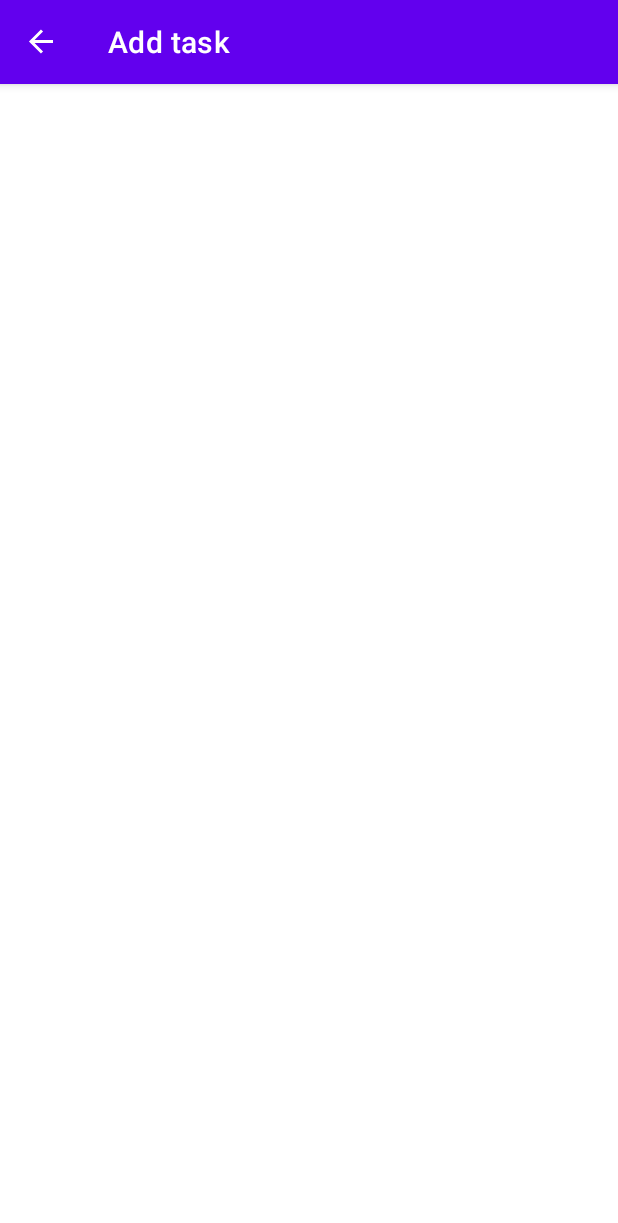
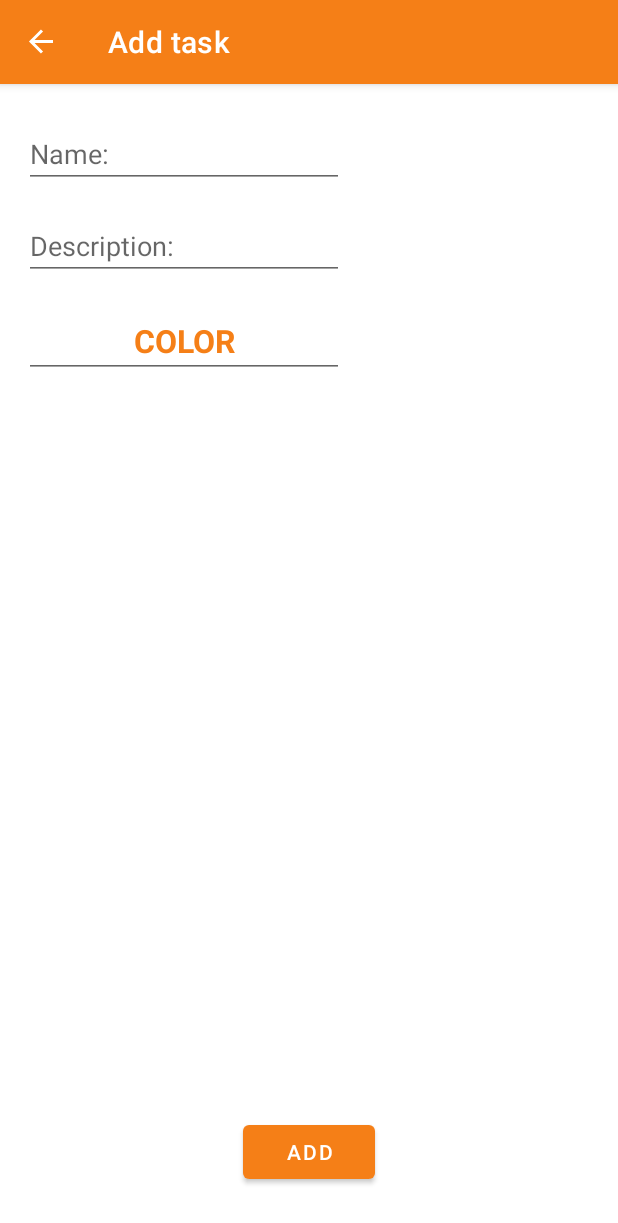
Before and after one commit to flaviu2001/Deprocrastinator, an Android app: the AddTaskFragment screen opened through its navigation route, on a phone screen of 412 x 824 dp. Shown: the top 1223 px of the screen. Run offline under Robolectric (Android 15) with nearby library versions, the phone set to English and light mode, and no system bars; our stand-ins replace Room's generated code, data binding, navigation-ui; libraries missing offline, so code that uses them is left out: com.jaredrummler.android.

Commit message:
Can add tasks and added XP table

```diff
--- a/app/build.gradle
+++ b/app/build.gradle
@@ -1,6 +1,7 @@
 plugins {
     id 'com.android.application'
     id 'kotlin-android'
+    id 'kotlin-android-extensions'
     id 'kotlin-kapt'
 }
 
@@ -54,6 +55,8 @@ dependencies {
     androidTestImplementation 'androidx.test.ext:junit:1.1.2'
     androidTestImplementation 'androidx.test.espresso:espresso-core:3.3.0'
     implementation "androidx.room:room-ktx:$version_room"
+    kapt "androidx.room:room-compiler:$version_room"
+    implementation 'androidx.lifecycle:lifecycle-extensions:2.2.0'
     // Navigation
     implementation "androidx.navigation:navigation-fragment-ktx:$version_navigation"
     implementation "androidx.navigation:navigation-ui-ktx:$version_navigation"
@@ -62,4 +65,6 @@ dependencies {
     // Coroutines
     implementation "org.jetbrains.kotlinx:kotlinx-coroutines-core:$version_kotlin_coroutines"
     implementation "org.jetbrains.kotlinx:kotlinx-coroutines-android:$version_kotlin_coroutines"
+    // Color Picker
+    implementation 'com.jaredrummler:colorpicker:1.1.0'
 }
--- a/app/src/main/java/com/enigmatix/deprocrastinator/addtask/AddTaskFragment.kt
+++ b/app/src/main/java/com/enigmatix/deprocrastinator/addtask/AddTaskFragment.kt
@@ -6,20 +6,52 @@ import android.view.View
 import android.view.ViewGroup
 import androidx.fragment.app.Fragment
 import androidx.lifecycle.ViewModelProvider
+import androidx.navigation.fragment.findNavController
+import com.enigmatix.deprocrastinator.R
+import com.enigmatix.deprocrastinator.database.TaskDatabase
 import com.enigmatix.deprocrastinator.databinding.AddTaskFragmentBinding
+import com.google.android.material.snackbar.Snackbar
+import com.jaredrummler.android.colorpicker.ColorPickerDialog
+import com.jaredrummler.android.colorpicker.ColorPickerDialogListener
 
 class AddTaskFragment : Fragment() {
     private lateinit var binding: AddTaskFragmentBinding
     private lateinit var viewModel: AddTaskViewModel
+    var itemColor = 0
 
     override fun onCreateView(
         inflater: LayoutInflater, container: ViewGroup?,
         savedInstanceState: Bundle?
     ): View {
         binding = AddTaskFragmentBinding.inflate(inflater)
-        viewModel = ViewModelProvider(this).get(AddTaskViewModel::class.java)
+        binding.lifecycleOwner = this
+        viewModel = ViewModelProvider(this, AddTaskViewModelFactory(TaskDatabase.getInstance(requireContext()).taskDatabaseDao)).get(AddTaskViewModel::class.java)
         binding.viewModel = viewModel
+        itemColor = requireContext().getColor(R.color.yellow_500)
+        binding.colorEdit.setOnClickListener{
+            val colorPickerDialog = ColorPickerDialog.newBuilder()
+                .setDialogType(ColorPickerDialog.TYPE_PRESETS)
+                .setColor(itemColor)
+                .create()
+            colorPickerDialog.setColorPickerDialogListener(object: ColorPickerDialogListener {
+                override fun onColorSelected(dialogId: Int, color: Int) {
+                    itemColor = color
+                    binding.colorEdit.setTextColor(color)
+                }
+                override fun onDialogDismissed(dialogId: Int) {
 
+                }
+            })
+            colorPickerDialog.show(childFragmentManager, "Choose a color")
+        }
+        binding.button.setOnClickListener{
+            if (binding.nameEdit.text.toString().isEmpty() || binding.descriptionEdit.text.toString().isEmpty()) {
+                Snackbar.make(requireView(), requireContext().getString(R.string.empty_error), Snackbar.LENGTH_SHORT).show()
+                return@setOnClickListener
+            }
+            viewModel.addTask(binding.nameEdit.text.toString(), binding.descriptionEdit.text.toString(), itemColor)
+            this.findNavController().navigateUp()
+        }
         return binding.root
     }
 
--- a/app/src/main/java/com/enigmatix/deprocrastinator/addtask/AddTaskViewModel.kt
+++ b/app/src/main/java/com/enigmatix/deprocrastinator/addtask/AddTaskViewModel.kt
@@ -1,7 +1,20 @@
 package com.enigmatix.deprocrastinator.addtask
 
 import androidx.lifecycle.ViewModel
+import com.enigmatix.deprocrastinator.database.Task
+import com.enigmatix.deprocrastinator.database.TaskDatabaseDao
+import kotlinx.coroutines.CoroutineScope
+import kotlinx.coroutines.Dispatchers
+import kotlinx.coroutines.Job
+import kotlinx.coroutines.launch
 
-class AddTaskViewModel : ViewModel() {
+class AddTaskViewModel(private val database: TaskDatabaseDao) : ViewModel() {
+    private val viewModelJob = Job()
+    private val uiScope = CoroutineScope(Dispatchers.Main + viewModelJob)
 
+    fun addTask(name: String, description: String, color: Int) {
+        uiScope.launch {
+            database.insertTask(Task(name = name, description = description, color = color))
+        }
+    }
 }
--- /dev/null
+++ b/app/src/main/java/com/enigmatix/deprocrastinator/addtask/AddTaskViewModelFactory.kt
@@ -0,0 +1,17 @@
+package com.enigmatix.deprocrastinator.addtask
+
+import androidx.lifecycle.ViewModel
+import androidx.lifecycle.ViewModelProvider
+import com.enigmatix.deprocrastinator.database.TaskDatabaseDao
+
+class AddTaskViewModelFactory (
+    private val dataSource: TaskDatabaseDao
+) : ViewModelProvider.Factory {
+    @Suppress("unchecked_cast")
+    override fun <T: ViewModel?> create(modelClass: Class<T>): T {
+        if (modelClass.isAssignableFrom(AddTaskViewModel::class.java)) {
+            return AddTaskViewModel(dataSource) as T
+        }
+        throw IllegalArgumentException("Unknown ViewModel class")
+    }
+}
--- a/app/src/main/java/com/enigmatix/deprocrastinator/database/Subtask.kt
+++ b/app/src/main/java/com/enigmatix/deprocrastinator/database/Subtask.kt
@@ -15,5 +15,6 @@ data class Subtask (
     var description: String,
     var startDateTime: Date,
     var endDateTime: Date,
-    var importance: Int
+    var importance: Int,
+    var completed: Int
 )
--- a/app/src/main/java/com/enigmatix/deprocrastinator/database/Task.kt
+++ b/app/src/main/java/com/enigmatix/deprocrastinator/database/Task.kt
@@ -9,5 +9,5 @@ data class Task (
         var id: Int = 0,
         var name: String,
         var description: String,
-        var color: Long
+        var color: Int
 )
--- a/app/src/main/java/com/enigmatix/deprocrastinator/database/TaskDatabase.kt
+++ b/app/src/main/java/com/enigmatix/deprocrastinator/database/TaskDatabase.kt
@@ -6,7 +6,7 @@ import androidx.room.Room
 import androidx.room.RoomDatabase
 import androidx.room.TypeConverters
 
-@Database(entities = [Task::class, Subtask::class], version = 1, exportSchema = false)
+@Database(entities = [Task::class, Subtask::class, XP::class], version = 1, exportSchema = false)
 @TypeConverters(Converters::class)
 abstract class TaskDatabase: RoomDatabase() {
     abstract val taskDatabaseDao: TaskDatabaseDao
--- a/app/src/main/java/com/enigmatix/deprocrastinator/database/TaskDatabaseDao.kt
+++ b/app/src/main/java/com/enigmatix/deprocrastinator/database/TaskDatabaseDao.kt
@@ -9,6 +9,8 @@ interface TaskDatabaseDao {
     suspend fun insertTask(task: Task)
     @Insert
     suspend fun insertSubtask(subtask: Subtask)
+    @Insert
+    suspend fun insertXP(xp: XP)
     @Update
     suspend fun updateTask(task: Task)
     @Update
@@ -17,10 +19,14 @@ interface TaskDatabaseDao {
     suspend fun deleteTask(task: Task)
     @Delete
     suspend fun deleteSubtask(subtask: Subtask)
+    @Delete
+    suspend fun deleteXP(xp: XP)
     @Query("select * from tasks")
     fun getTasks(): LiveData<List<Task>>
     @Query("select * from subtasks where taskId=:id")
     fun getSubtasks(id: Int): LiveData<List<Subtask>>
     @Query("select * from subtasks where taskID=:id and endDateTime is not null order by endDateTime limit 1")
     suspend fun getFirstDeadline(id: Int): Subtask?
+    @Query("select * from xp")
+    fun getXP(): LiveData<List<XP>>
 }
--- /dev/null
+++ b/app/src/main/java/com/enigmatix/deprocrastinator/database/XP.kt
@@ -0,0 +1,13 @@
+package com.enigmatix.deprocrastinator.database
+
+import androidx.room.Entity
+import androidx.room.PrimaryKey
+import java.util.*
+
+@Entity(tableName = "xp")
+data class XP (
+        @PrimaryKey(autoGenerate = true)
+        var id: Int,
+        var day: Date,
+        var xp: Long
+)
--- a/app/src/main/java/com/enigmatix/deprocrastinator/home/HomeFragment.kt
+++ b/app/src/main/java/com/enigmatix/deprocrastinator/home/HomeFragment.kt
@@ -7,6 +7,7 @@ import androidx.lifecycle.ViewModelProvider
 import androidx.navigation.findNavController
 import androidx.navigation.ui.NavigationUI
 import com.enigmatix.deprocrastinator.R
+import com.enigmatix.deprocrastinator.database.TaskDatabase
 import com.enigmatix.deprocrastinator.databinding.FragmentHomeBinding
 
 class HomeFragment : Fragment() {
@@ -20,11 +21,14 @@ class HomeFragment : Fragment() {
     ): View {
         binding = FragmentHomeBinding.inflate(inflater)
         binding.lifecycleOwner = this
-        homeViewModel = ViewModelProvider(this).get(HomeViewModel::class.java)
+        homeViewModel = ViewModelProvider(this, HomeViewModelFactory(TaskDatabase.getInstance(requireContext()).taskDatabaseDao)).get(HomeViewModel::class.java)
         binding.viewModel = homeViewModel
         val adapter = TaskAdapter()
         binding.taskList.adapter = adapter
         setHasOptionsMenu(true)
+        homeViewModel.taskList.observe(viewLifecycleOwner){
+            adapter.data = it
+        }
         return binding.root
     }
 
--- a/app/src/main/java/com/enigmatix/deprocrastinator/home/HomeViewModel.kt
+++ b/app/src/main/java/com/enigmatix/deprocrastinator/home/HomeViewModel.kt
@@ -1,5 +1,8 @@
 package com.enigmatix.deprocrastinator.home
 
 import androidx.lifecycle.ViewModel
+import com.enigmatix.deprocrastinator.database.TaskDatabaseDao
 
-class HomeViewModel : ViewModel()
+class HomeViewModel(database: TaskDatabaseDao) : ViewModel() {
+    val taskList = database.getTasks()
+}
--- /dev/null
+++ b/app/src/main/java/com/enigmatix/deprocrastinator/home/HomeViewModelFactory.kt
@@ -0,0 +1,18 @@
+package com.enigmatix.deprocrastinator.home
+
+import androidx.lifecycle.ViewModel
+import androidx.lifecycle.ViewModelProvider
+import com.enigmatix.deprocrastinator.addtask.AddTaskViewModel
+import com.enigmatix.deprocrastinator.database.TaskDatabaseDao
+
+class HomeViewModelFactory (
+    private val dataSource: TaskDatabaseDao
+) : ViewModelProvider.Factory {
+    @Suppress("unchecked_cast")
+    override fun <T: ViewModel?> create(modelClass: Class<T>): T {
+        if (modelClass.isAssignableFrom(HomeViewModel::class.java)) {
+            return HomeViewModel(dataSource) as T
+        }
+        throw IllegalArgumentException("Unknown ViewModel class")
+    }
+}
--- a/app/src/main/java/com/enigmatix/deprocrastinator/home/TaskAdapter.kt
+++ b/app/src/main/java/com/enigmatix/deprocrastinator/home/TaskAdapter.kt
@@ -7,7 +7,7 @@ import com.enigmatix.deprocrastinator.database.Task
 import com.enigmatix.deprocrastinator.databinding.TaskBinding
 
 class TaskAdapter : RecyclerView.Adapter<TaskHolder>() {
-    private var data = listOf<Task>()
+    var data = listOf<Task>()
     set(value) {
         field = value
         notifyDataSetChanged()
--- a/app/src/main/res/layout/add_task_fragment.xml
+++ b/app/src/main/res/layout/add_task_fragment.xml
@@ -1,15 +1,71 @@
 <?xml version="1.0" encoding="utf-8"?>
-<layout>
+<layout xmlns:android="http://schemas.android.com/apk/res/android"
+    xmlns:app="http://schemas.android.com/apk/res-auto"
+    xmlns:tools="http://schemas.android.com/tools">
     <data>
         <variable
             name="viewModel"
             type="com.enigmatix.deprocrastinator.addtask.AddTaskViewModel" />
     </data>
-    <androidx.constraintlayout.widget.ConstraintLayout xmlns:android="http://schemas.android.com/apk/res/android"
-        xmlns:tools="http://schemas.android.com/tools"
+    <androidx.constraintlayout.widget.ConstraintLayout
         android:layout_width="match_parent"
         android:layout_height="match_parent"
         tools:context=".addtask.AddTaskFragment">
 
+        <EditText
+            android:id="@+id/nameEdit"
+            android:layout_width="wrap_content"
+            android:layout_height="wrap_content"
+            android:layout_marginStart="16dp"
+            android:layout_marginTop="24dp"
+            android:ems="10"
+            android:hint="@string/name"
+            android:inputType="textPersonName"
+            app:layout_constraintStart_toStartOf="parent"
+            app:layout_constraintTop_toTopOf="parent"
+            android:importantForAutofill="no" />
+
+        <EditText
+            android:id="@+id/descriptionEdit"
+            android:layout_width="wrap_content"
+            android:layout_height="wrap_content"
+            android:layout_marginTop="16dp"
+            android:ems="10"
+            android:gravity="start|top"
+            android:hint="@string/description"
+            android:inputType="textMultiLine"
+            app:layout_constraintStart_toStartOf="@+id/nameEdit"
+            app:layout_constraintTop_toBottomOf="@+id/nameEdit"
+            android:importantForAutofill="no" />
+
+        <EditText
+            android:id="@+id/colorEdit"
+            android:layout_width="0dp"
+            android:layout_height="wrap_content"
+            android:layout_marginTop="16dp"
+            android:focusable="false"
+            android:gravity="center"
+            android:importantForAutofill="no"
+            android:inputType="none"
+            android:text="@string/color"
+            android:textAllCaps="true"
+            android:textColor="@color/yellow_500"
+            android:textIsSelectable="false"
+            android:textSize="21sp"
+            android:textStyle="bold"
+            app:layout_constraintEnd_toEndOf="@+id/descriptionEdit"
+            app:layout_constraintStart_toStartOf="@+id/descriptionEdit"
+            app:layout_constraintTop_toBottomOf="@+id/descriptionEdit"
+            tools:ignore="LabelFor" />
+
+        <Button
+            android:id="@+id/button"
+            android:layout_width="wrap_content"
+            android:layout_height="wrap_content"
+            android:layout_marginBottom="32dp"
+            android:text="@string/add"
+            app:layout_constraintBottom_toBottomOf="parent"
+            app:layout_constraintEnd_toEndOf="parent"
+            app:layout_constraintStart_toStartOf="parent" />
     </androidx.constraintlayout.widget.ConstraintLayout>
 </layout>
--- a/app/src/main/res/values-night/themes.xml
+++ b/app/src/main/res/values-night/themes.xml
@@ -2,8 +2,8 @@
     <!-- Base application theme. -->
     <style name="Theme.Deprocrastinator" parent="Theme.MaterialComponents.DayNight.DarkActionBar">
         <!-- Primary brand color. -->
-        <item name="colorPrimary">@color/purple_200</item>
-        <item name="colorPrimaryVariant">@color/purple_700</item>
+        <item name="colorPrimary">@color/yellow_200</item>
+        <item name="colorPrimaryVariant">@color/yellow_700</item>
         <item name="colorOnPrimary">@color/black</item>
         <!-- Secondary brand color. -->
         <item name="colorSecondary">@color/teal_200</item>
--- a/app/src/main/res/values/colors.xml
+++ b/app/src/main/res/values/colors.xml
@@ -1,8 +1,8 @@
 <?xml version="1.0" encoding="utf-8"?>
 <resources>
-    <color name="purple_200">#FFBB86FC</color>
-    <color name="purple_500">#FF6200EE</color>
-    <color name="purple_700">#FF3700B3</color>
+    <color name="yellow_200">#FBC02D</color>
+    <color name="yellow_500">#F57F17</color>
+    <color name="yellow_700">#E65100</color>
     <color name="teal_200">#FF03DAC5</color>
     <color name="teal_700">#FF018786</color>
     <color name="black">#FF000000</color>
--- a/app/src/main/res/values/strings.xml
+++ b/app/src/main/res/values/strings.xml
@@ -8,4 +8,8 @@
     <string name="yes_deadline">First deadline: %s</string>
     <string name="add">Add</string>
     <string name="add_task">Add task</string>
+    <string name="name">Name:</string>
+    <string name="description">Description:</string>
+    <string name="color">Color</string>
+    <string name="empty_error">The name and description cannot be empty</string>
 </resources>
--- a/app/src/main/res/values/themes.xml
+++ b/app/src/main/res/values/themes.xml
@@ -2,8 +2,8 @@
     <!-- Base application theme. -->
     <style name="Theme.Deprocrastinator" parent="Theme.MaterialComponents.DayNight.DarkActionBar">
         <!-- Primary brand color. -->
-        <item name="colorPrimary">@color/purple_500</item>
-        <item name="colorPrimaryVariant">@color/purple_700</item>
+        <item name="colorPrimary">@color/yellow_500</item>
+        <item name="colorPrimaryVariant">@color/yellow_700</item>
         <item name="colorOnPrimary">@color/white</item>
         <!-- Secondary brand color. -->
         <item name="colorSecondary">@color/teal_200</item>
```
